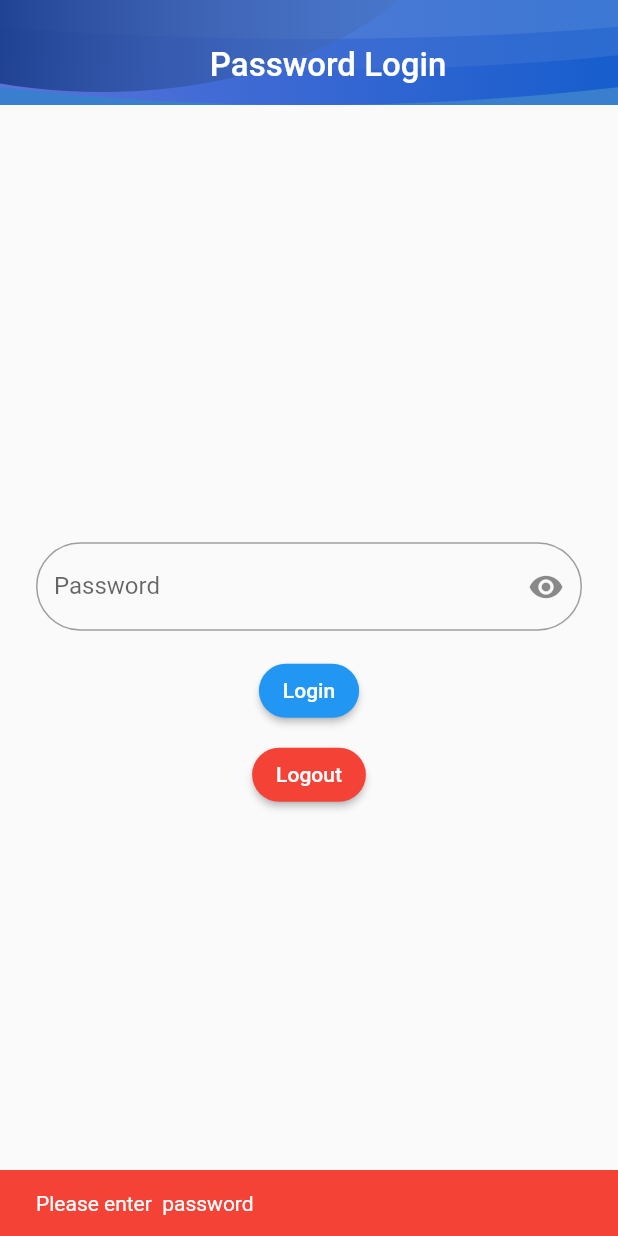
After one commit to hassencharfi/pompeFlutter, a Flutter app: the PasswordLoginScreen screen opened directly, after a tap on "Login", on a phone screen of 412 x 824 dp. The commit adds this screen. Run offline on Flutter 3.47's test engine with Material 2 defaults, Android fonts, the phone set to English and light mode, and no system bars; our stand-ins replace cloud_firestore, firebase_auth, firebase_core, firebase_database, firebase_messaging, fl_chart and 3 more; missing offline and left inert: dart:ffi, onesignal_flutter; accounts and stored records are empty.

Commit message:
added password screen

```diff
--- a/lib/main.dart
+++ b/lib/main.dart
@@ -1,4 +1,3 @@
-
 import 'dart:async';
 
 import 'package:firebase_messaging/firebase_messaging.dart';
@@ -12,6 +11,7 @@ import 'package:firebase_auth/firebase_auth.dart';
 import 'package:onesignal_flutter/onesignal_flutter.dart';
 import 'package:pump_control/home_view.dart';
 import 'package:pump_control/login_view.dart';
+import 'package:pump_control/password_login_view.dart';
 import 'package:pump_control/register_view.dart';
 import 'package:shared_preferences/shared_preferences.dart';
 import 'package:fl_chart/fl_chart.dart';
@@ -34,6 +34,7 @@ Future<void> _firebaseMessagingBackgroundHandler(RemoteMessage message) async {
 
   print("Handling a background message: ${message.messageId}");
 }
+
 void main() async {
   WidgetsFlutterBinding.ensureInitialized();
   OneSignal.shared.setAppId("YOUR_ONESIGNAL_APP_ID");
@@ -54,11 +55,11 @@ void main() async {
   bool isLoggedIn = prefs.getBool('isLoggedIn') ?? false;
   FirebaseMessaging.onBackgroundMessage(_firebaseMessagingBackgroundHandler);
 
-
   print('User granted permission: ${settings.authorizationStatus}');
 
   runApp(MyApp(isLoggedIn: isLoggedIn));
 }
+
 class MyApp extends StatefulWidget {
   final bool isLoggedIn;
 
@@ -68,13 +69,12 @@ final bool isLoggedIn;
 }
 
 class _MyAppState extends State<MyApp> {
-
   @override
   Widget build(BuildContext context) {
     return MaterialApp(
       title: 'Pump Control',
       theme: ThemeData(primarySwatch: Colors.blue),
-      home: widget.isLoggedIn ? HomeView() : LoginScreen(),
+      home: widget.isLoggedIn ? PasswordLoginScreen() : LoginScreen(),
       routes: {
         '/login': (context) => LoginScreen(),
         '/register': (context) => RegisterScreen(),
--- /dev/null
+++ b/lib/password_login_view.dart
@@ -0,0 +1,166 @@
+import 'dart:async';
+
+import 'package:firebase_messaging/firebase_messaging.dart';
+import 'package:flutter/material.dart';
+import 'package:firebase_core/firebase_core.dart';
+import 'package:cloud_firestore/cloud_firestore.dart';
+import 'package:firebase_database/firebase_database.dart';
+import 'package:flutter_local_notifications/flutter_local_notifications.dart';
+
+import 'package:firebase_auth/firebase_auth.dart';
+import 'package:pump_control/home_view.dart';
+import 'package:pump_control/login_view.dart';
+import 'package:pump_control/register_view.dart';
+import 'package:shared_preferences/shared_preferences.dart';
+import 'package:fl_chart/fl_chart.dart';
+import 'package:intl/intl.dart';
+import 'dart:async';
+import 'bar.dart';
+import 'custom_appbar.dart';
+import 'forget_password_view.dart';
+
+class PasswordLoginScreen extends StatefulWidget {
+  @override
+  _PasswordLoginScreenState createState() => _PasswordLoginScreenState();
+}
+
+class _PasswordLoginScreenState extends State<PasswordLoginScreen> {
+  final TextEditingController _passwordController = TextEditingController();
+  bool _obscurePassword = true;
+  String? _userEmail;
+
+  void _togglePasswordVisibility() {
+    setState(() {
+      _obscurePassword = !_obscurePassword;
+    });
+  }
+
+  Future<void> _loadUserInfo() async {
+    final prefs = await SharedPreferences.getInstance();
+    setState(() {
+      _userEmail = prefs.getString('email');
+    });
+  }
+
+  @override
+  void initState() {
+    super.initState();
+
+    _loadUserInfo();
+  }
+
+  void _login(BuildContext context) async {
+    if (_passwordController.text.isEmpty) {
+      ScaffoldMessenger.of(context).showSnackBar(
+        SnackBar(
+            content: Text('Please enter  password'),
+            backgroundColor: Colors.red),
+      );
+      return;
+    }
+
+    try {
+      UserCredential userCredential =
+          await FirebaseAuth.instance.signInWithEmailAndPassword(
+        email: _userEmail ?? "",
+        password: _passwordController.text,
+      );
+      // Save login info and status to shared preferences
+
+      ScaffoldMessenger.of(context).showSnackBar(
+        SnackBar(
+            content: Text('Login successful'), backgroundColor: Colors.green),
+      );
+      Navigator.pushReplacement(
+        context,
+        MaterialPageRoute(builder: (context) => HomeView()),
+      );
+    } catch (e) {
+      print('Failed to login: $e');
+      ScaffoldMessenger.of(context).showSnackBar(
+        SnackBar(
+            content: Text('Failed to login: $e'), backgroundColor: Colors.red),
+      );
+    }
+  }
+
+  Future<void> _logout() async {
+    final prefs = await SharedPreferences.getInstance();
+    await prefs.clear();
+    await FirebaseAuth.instance.signOut();
+    Navigator.of(context)
+        .pushReplacementNamed('/login'); // Assuming you have a login route
+  }
+
+  @override
+  Widget build(BuildContext context) {
+    return Scaffold(
+      appBar: CustomAppBar(
+        title: 'Password Login',
+      ),
+      body: Padding(
+        padding: EdgeInsets.all(16.0),
+        child: Column(
+          crossAxisAlignment: CrossAxisAlignment.center,
+          mainAxisAlignment: MainAxisAlignment.center,
+          children: [
+            Padding(
+              padding: const EdgeInsets.all(8.0),
+              child: TextField(
+                controller: _passwordController,
+                obscureText: _obscurePassword,
+                decoration: InputDecoration(
+                  labelText: 'Password',
+                  border: OutlineInputBorder(
+                    borderRadius: BorderRadius.circular(30.0),
+                    borderSide: BorderSide(color: Colors.grey),
+                  ),
+                  enabledBorder: OutlineInputBorder(
+                    borderRadius: BorderRadius.circular(30.0),
+                    borderSide: BorderSide(color: Colors.grey),
+                  ),
+                  focusedBorder: OutlineInputBorder(
+                    borderRadius: BorderRadius.circular(30.0),
+                    borderSide: BorderSide(color: Colors.blue),
+                  ),
+                  suffixIcon: IconButton(
+                    icon: Icon(
+                      _obscurePassword
+                          ? Icons.visibility
+                          : Icons.visibility_off,
+                    ),
+                    onPressed: _togglePasswordVisibility,
+                  ),
+                ),
+              ),
+            ),
+            Padding(
+              padding: const EdgeInsets.all(8.0),
+              child: ElevatedButton(
+                onPressed: () => _login(context),
+                child: Text('Login'),
+                style: ElevatedButton.styleFrom(
+                  shape: RoundedRectangleBorder(
+                    borderRadius: BorderRadius.circular(
+                        20.0), // Adjust the radius as needed
+                  ),
+                ),
+              ),
+            ),
+            ElevatedButton(
+              onPressed: _logout,
+              child: Text('Logout'),
+              style: ElevatedButton.styleFrom(
+                primary: Colors.red,
+                shape: RoundedRectangleBorder(
+                  borderRadius: BorderRadius.circular(
+                      20.0), // Adjust the radius as needed
+                ),
+              ),
+            )
+          ],
+        ),
+      ),
+    );
+  }
+}
```
Also changed, not shown: lib/profile_view.dart (+31 -17 lines). Lines whose indentation alone changed are shown as unchanged.
